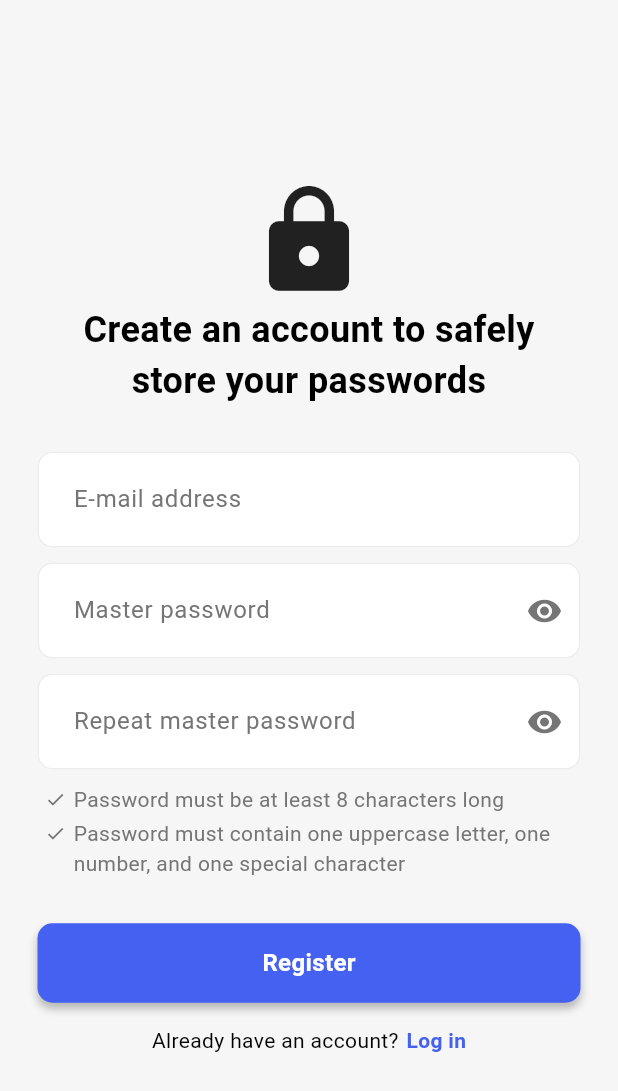
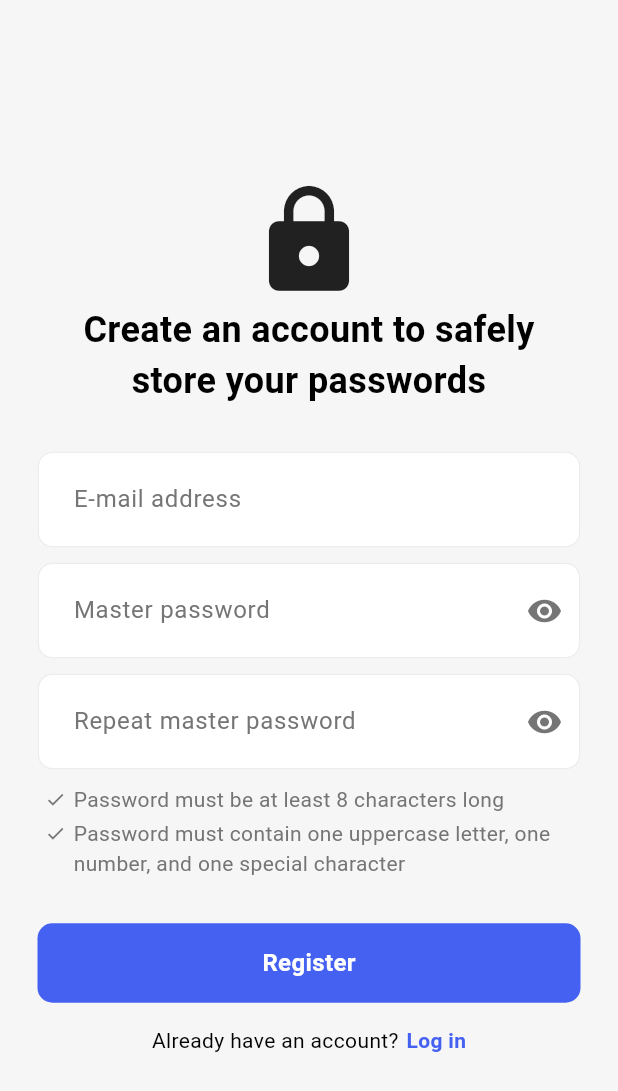
Before and after one commit to vanessahoamea/password-manager, a Flutter app: the screen it shows after launch, after a tap on "Register now", on a phone screen of 412 x 824 dp. Shown: the top 1091 px of the screen. Run offline on Flutter 3.47's test engine with Material 3 defaults, Android fonts, the phone set to English and light mode, and no system bars; our stand-ins replace bloc, cloud_firestore, firebase_auth, firebase_core, flutter_bloc, flutter_secure_storage and 1 more; missing offline and left inert: cryptography, encrypt; accounts and stored records are empty; generated files the repository leaves out were written again.

Commit message:
changed some styles, added link to generator page and delete button in single password page

```diff
--- a/lib/components/password_requirements.dart
+++ b/lib/components/password_requirements.dart
@@ -28,7 +28,7 @@ class PasswordRequirements extends StatelessWidget {
     final GlobalColors colors = Theme.of(context).extension<GlobalColors>()!;
 
     return Container(
-      margin: const EdgeInsets.symmetric(horizontal: 30.0),
+      margin: const EdgeInsets.symmetric(horizontal: 5.0),
       child: Column(
         children: [
           Row(
--- a/lib/components/primary_button.dart
+++ b/lib/components/primary_button.dart
@@ -1,5 +1,4 @@
 import 'package:flutter/material.dart';
-import 'package:password_manager/extensions/dark_mode.dart';
 
 class PrimaryButton extends StatelessWidget {
   final String text;
@@ -16,15 +15,6 @@ class PrimaryButton extends StatelessWidget {
         decoration: BoxDecoration(
           color: Theme.of(context).colorScheme.primary,
           borderRadius: BorderRadius.circular(10),
-          boxShadow: context.isDarkMode
-              ? null
-              : [
-                  BoxShadow(
-                    color: Colors.black.withOpacity(0.25),
-                    blurRadius: 4,
-                    offset: const Offset(0, 4),
-                  ),
-                ],
         ),
         child: Center(
           child: Text(
--- a/lib/components/secondary_input_field.dart
+++ b/lib/components/secondary_input_field.dart
@@ -59,13 +59,13 @@ class _SecondaryInputFieldState extends State<SecondaryInputField> {
                     ),
                     IconButton(
                       onPressed: () => _copyToClipboard(),
-                      icon: const Icon(Icons.copy),
+                      icon: Icon(Icons.copy, color: colors.textColor),
                     ),
                   ],
                 )
               : IconButton(
                   onPressed: () => _copyToClipboard(),
-                  icon: const Icon(Icons.copy),
+                  icon: Icon(Icons.copy, color: colors.textColor),
                 ),
         ),
         obscureText: widget.isObscured ?? false,
--- a/lib/pages/login.dart
+++ b/lib/pages/login.dart
@@ -74,27 +74,26 @@ class _LoginPageState extends State<LoginPage> {
         return Scaffold(
           body: Center(
             child: SingleChildScrollView(
+              child: Padding(
+                padding: const EdgeInsets.all(25.0),
                 child: Column(
                   mainAxisAlignment: MainAxisAlignment.center,
                   children: [
                     // icon and text
                     const Icon(Icons.lock, size: 80),
                     const SizedBox(height: 2.5),
-                  const Padding(
-                    padding: EdgeInsets.symmetric(horizontal: 25.0),
-                    child: Text(
+                    const Text(
                       'Log in to manage your passwords',
-                      style:
-                          TextStyle(fontWeight: FontWeight.bold, fontSize: 24),
+                      style: TextStyle(
+                        fontWeight: FontWeight.bold,
+                        fontSize: 24,
+                      ),
                       textAlign: TextAlign.center,
-                    ),
                     ),
                     const SizedBox(height: 30),
 
                     // input fields
-                  Padding(
-                    padding: const EdgeInsets.symmetric(horizontal: 25.0),
-                    child: PrimaryInputField(
+                    PrimaryInputField(
                       controller: _emailController,
                       hintText: 'E-mail address',
                       obscureText: false,
@@ -103,11 +102,8 @@ class _LoginPageState extends State<LoginPage> {
                           ? state.cachedEmail
                           : '',
                     ),
-                  ),
                     const SizedBox(height: 10),
-                  Padding(
-                    padding: const EdgeInsets.symmetric(horizontal: 25.0),
-                    child: PrimaryInputField(
+                    PrimaryInputField(
                       controller: _passwordController,
                       hintText: 'Master password',
                       obscureText: true,
@@ -124,12 +120,11 @@ class _LoginPageState extends State<LoginPage> {
                             ));
                       },
                     ),
-                  ),
                     const SizedBox(height: 10),
 
                     // remember email option
                     Padding(
-                    padding: const EdgeInsets.symmetric(horizontal: 30.0),
+                      padding: const EdgeInsets.symmetric(horizontal: 5.0),
                       child: Row(
                         children: [
                           SizedBox(
@@ -156,9 +151,7 @@ class _LoginPageState extends State<LoginPage> {
                     const SizedBox(height: 30),
 
                     // buttons and registration link
-                  Padding(
-                    padding: const EdgeInsets.symmetric(horizontal: 25.0),
-                    child: PrimaryButton(
+                    PrimaryButton(
                       text: 'Log in',
                       onTap: () {
                         context.read<AuthBloc>().add(AuthEventLogIn(
@@ -170,7 +163,6 @@ class _LoginPageState extends State<LoginPage> {
                             ));
                       },
                     ),
-                  ),
                     Builder(
                       builder: (context) {
                         if (state is AuthStateLoggedOut &&
@@ -180,16 +172,12 @@ class _LoginPageState extends State<LoginPage> {
                           return Column(
                             children: [
                               const SizedBox(height: 5),
-                            Padding(
-                              padding:
-                                  const EdgeInsets.symmetric(horizontal: 25.0),
-                              child: SecondaryButton(
+                              SecondaryButton(
                                 text: 'Authenticate with biometrics',
                                 onTap: () {
                                   context.read<AuthBloc>().add(
                                       const AuthEventAuthenticateWithBiometrics());
                                 },
-                              ),
                               ),
                             ],
                           );
@@ -217,10 +205,11 @@ class _LoginPageState extends State<LoginPage> {
                               fontWeight: FontWeight.bold,
                             ),
                           ),
-                      )
+                        ),
                       ],
                     ),
                   ],
+                ),
               ),
             ),
           ),
--- a/lib/pages/register.dart
+++ b/lib/pages/register.dart
@@ -75,36 +75,32 @@ class _RegisterPageState extends State<RegisterPage> {
         return Scaffold(
           body: Center(
             child: SingleChildScrollView(
+              child: Padding(
+                padding: const EdgeInsets.all(25.0),
                 child: Column(
                   mainAxisAlignment: MainAxisAlignment.center,
                   children: [
                     // icon and text
                     const Icon(Icons.lock, size: 80),
                     const SizedBox(height: 2.5),
-                  const Padding(
-                    padding: EdgeInsets.symmetric(horizontal: 25.0),
-                    child: Text(
+                    const Text(
                       'Create an account to safely store your passwords',
-                      style:
-                          TextStyle(fontWeight: FontWeight.bold, fontSize: 24),
+                      style: TextStyle(
+                        fontWeight: FontWeight.bold,
+                        fontSize: 24,
+                      ),
                       textAlign: TextAlign.center,
-                    ),
                     ),
                     const SizedBox(height: 30),
 
                     // input fields
-                  Padding(
-                    padding: const EdgeInsets.symmetric(horizontal: 25.0),
-                    child: PrimaryInputField(
+                    PrimaryInputField(
                       controller: _emailController,
                       hintText: 'E-mail address',
                       obscureText: false,
                     ),
-                  ),
                     const SizedBox(height: 10),
-                  Padding(
-                    padding: const EdgeInsets.symmetric(horizontal: 25.0),
-                    child: PrimaryInputField(
+                    PrimaryInputField(
                       controller: _passwordController,
                       hintText: 'Master password',
                       obscureText: true,
@@ -126,11 +122,8 @@ class _RegisterPageState extends State<RegisterPage> {
                             ));
                       },
                     ),
-                  ),
                     const SizedBox(height: 10),
-                  Padding(
-                    padding: const EdgeInsets.symmetric(horizontal: 25.0),
-                    child: PrimaryInputField(
+                    PrimaryInputField(
                       controller: _confirmPasswordController,
                       hintText: 'Repeat master password',
                       obscureText: true,
@@ -146,7 +139,6 @@ class _RegisterPageState extends State<RegisterPage> {
                                   : false,
                             ));
                       },
-                    ),
                     ),
                     const SizedBox(height: 10),
 
@@ -170,9 +162,7 @@ class _RegisterPageState extends State<RegisterPage> {
                     const SizedBox(height: 30),
 
                     // button and login link
-                  Padding(
-                    padding: const EdgeInsets.symmetric(horizontal: 25.0),
-                    child: PrimaryButton(
+                    PrimaryButton(
                       text: 'Register',
                       onTap: () {
                         context.read<AuthBloc>().add(AuthEventRegister(
@@ -181,7 +171,6 @@ class _RegisterPageState extends State<RegisterPage> {
                               repeatPassword: _confirmPasswordController.text,
                             ));
                       },
-                    ),
                     ),
                     const SizedBox(height: 15),
                     Row(
@@ -209,6 +198,7 @@ class _RegisterPageState extends State<RegisterPage> {
                 ),
               ),
             ),
+          ),
         );
       },
     );
```
Also changed, not shown: lib/components/secondary_button.dart (+9 -13 lines), lib/pages/single_password.dart (+51 -7 lines). Lines whose indentation alone changed are shown as unchanged.
